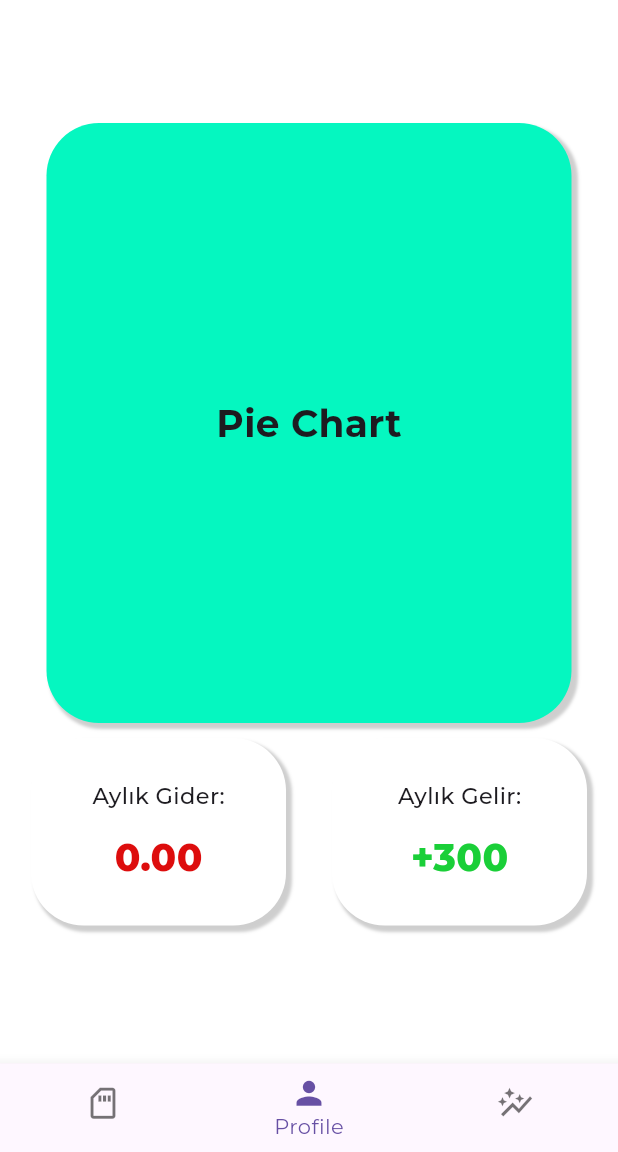
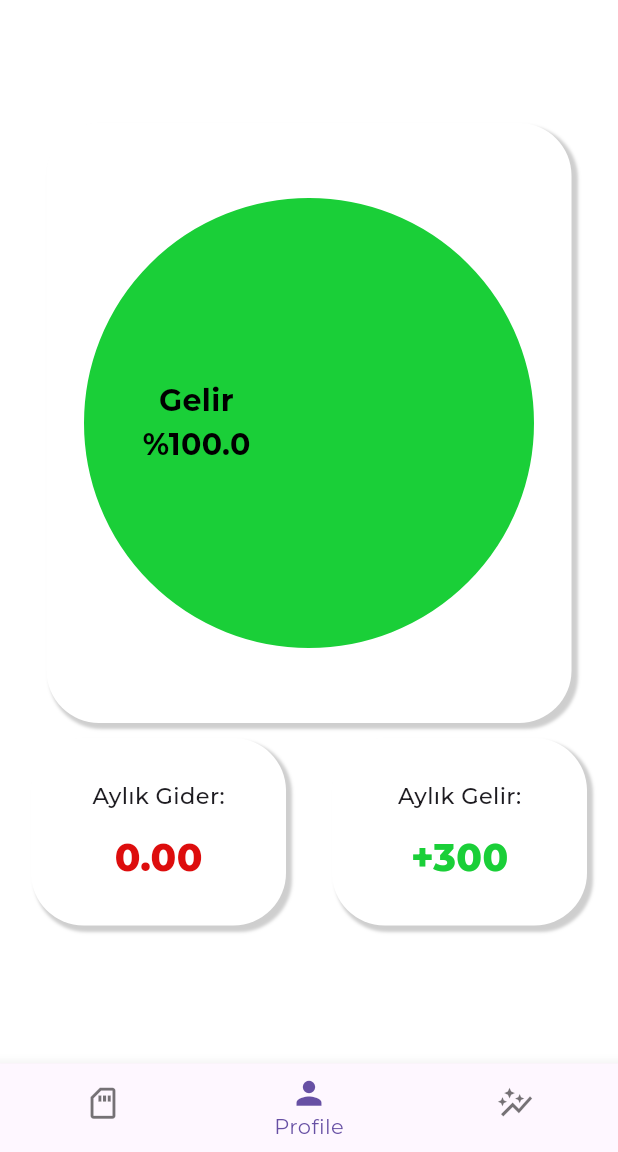
Before and after one commit to anilahmet4/flutter_application_1, a Flutter app: the screen it shows after launch, on a phone screen of 412 x 824 dp, the part 84-1236 px from its top. Run offline on Flutter 3.47's test engine with Material 3 defaults, Android fonts, the phone set to English and light mode, and no system bars; drawn by our look-alikes of fl_chart; our stand-ins replace date_format, flutter_slidable, google_fonts, hive, hive_flutter, image_picker; missing offline and left inert: google_mlkit_text_recognition; accounts and stored records are empty; project files that could hold a hidden picture were left out.

Commit message:
Pie chart eklendi ve ayarlamalar yapıldı. "Aylık Gelir" butonuna pop-up ile girdi girme eklendi.

```diff
--- a/lib/main.dart
+++ b/lib/main.dart
@@ -1,6 +1,6 @@
 import 'package:flutter/material.dart';
 import 'package:flutter_application_1/data/database.dart';
-import 'package:flutter_application_1/utilities/general_page.dart';
+import 'package:flutter_application_1/pages/general_page.dart';
 import 'package:google_fonts/google_fonts.dart';
 
 void main() async {
--- a/lib/pages/home_page.dart
+++ b/lib/pages/home_page.dart
@@ -1,7 +1,8 @@
 import 'package:flutter/material.dart';
 import 'package:flutter_application_1/data/database.dart';
-import 'package:flutter_application_1/utilities/Chart.dart';
-import 'package:google_fonts/google_fonts.dart';
+import 'package:flutter_application_1/utilities/chartcon.dart';
+import 'package:fl_chart/fl_chart.dart';
+import 'package:flutter_application_1/utilities/userinputpopup.dart';
 
 class HomePage extends StatefulWidget {
   const HomePage({super.key});
@@ -13,6 +14,44 @@ class HomePage extends StatefulWidget {
 class _HomePageState extends State<HomePage> {
 
   List<dynamic> homeReceiptsList = [];
+
+  List<Color> sectionColors = [
+    const Color.fromARGB(255, 26, 207, 56),
+    const Color.fromARGB(255, 221, 13, 13),
+  ];
+
+  List<double> valueList = [
+    300,
+    100,
+  ];
+
+  List<dynamic> percentList = [
+    100,
+    100,
+  ];
+
+  List<String> titleList = [
+    "Gelir",
+    "Gider",
+  ];
+
+  List<PieChartSectionData> piechartSection() {           //pie chart sections
+    return List.generate(
+      2,
+      (i) {
+        return PieChartSectionData(
+          color: sectionColors[i],
+          value: valueList[i],
+          title: "${titleList[i]}\n%${percentList[i]}",                //??value direkt titleList içine alınabilir.
+          radius: 150.0,
+          titleStyle: const TextStyle(
+            fontSize: 20,
+            fontWeight: FontWeight.bold,
+            color: Colors.black),
+        );
+      }
+    );
+  }
 
   @override
   void initState() {
@@ -35,24 +74,45 @@ class _HomePageState extends State<HomePage> {
     });
   }
 
+  void showCustomDialog(BuildContext context) {
+  // Controller to manage the text input
+
+    showDialog(
+      context: context,
+      builder: (BuildContext context) {
+        return UserInputPopUp();
+      },
+    );
+  }
+
   @override
   Widget build(BuildContext context) {
 
-    double totalAmount = calculateTotal(); // Calculate total sum of receiptsList[1]
+    double totalAmount = calculateTotal(); // Calculate total sum of receiptsList
+
+    valueList[0] = 300;                   //gelir toplam
+    valueList[1] = totalAmount;           //giderler toplam
+
+    double percentList1 = (valueList[0] / (valueList[0] + valueList[1])) * 100;
+    percentList[0] = percentList1.round().toDouble();
+    double percentList2 = (valueList[1] / (valueList[0] + valueList[1])) * 100;
+    percentList[1] = percentList2.round().toDouble();
 
     return  Scaffold(
       body: Container(
         color: const Color.fromARGB(255, 255, 255, 255),
         child: Column(
           mainAxisAlignment: MainAxisAlignment.center,
+
           children: [
-            Center(
+            Center(                                           //pie chart container
               child: Container(
                 height: 400,
                 width: 350,
+
                 decoration: BoxDecoration(
                   borderRadius: BorderRadius.circular(35.0),
-                  color: const Color.fromARGB(255, 5, 247, 192),
+                  color: Colors.white,
                   boxShadow: [
                     BoxShadow(
                       color: Colors.grey.withOpacity(0.5),
@@ -63,27 +123,26 @@ class _HomePageState extends State<HomePage> {
                   ],
                 ),
 
-                child: Center(
-                  child: Text("Pie Chart",
-                    style: GoogleFonts.montserrat(
-                      fontSize: 25,
-                      fontStyle: FontStyle.normal,
-                      fontWeight: FontWeight.w700,
-                    ),
+                child: PieChart(                              //Pie Chart
+                  PieChartData(
+                    sections: piechartSection(),
+                    sectionsSpace: 4,
+                    centerSpaceRadius: 0,
                   ),
                 ),
               ),
             ),
+
               Row(
                 mainAxisAlignment: MainAxisAlignment.spaceEvenly,
                 children: [
                   ChartCon(varaibleName: totalAmount.toStringAsFixed(2), topic: "Aylık Gider:",rgbA: 221, rgbB: 13 , rgbC: 13),
-                  const ChartCon(varaibleName: "+300", topic: "Aylık Gelir:",rgbA: 26, rgbB: 207 , rgbC: 56),
+                  ChartCon(varaibleName: "+300", topic: "Aylık Gelir:",rgbA: 26, rgbB: 207 , rgbC: 56, onTap: () => showCustomDialog(context),),
                 ],
               ),
-          ],
+            ],
         ),
       )
-      );
-    }
+    );
+  }
 }
--- a/lib/pages/profile_page.dart
+++ b/lib/pages/profile_page.dart
@@ -1,7 +1,7 @@
 import 'package:flutter/material.dart';
 import 'package:flutter_application_1/utilities/profile_input_container.dart';
 
-import '../utilities/Chart.dart';
+import '../utilities/chartcon.dart';
 
 class ProfilePage extends StatefulWidget {
   const ProfilePage({super.key});
--- a/lib/utilities/Chart.dart
+++ /dev/null
@@ -1,67 +0,0 @@
-import 'package:flutter/material.dart';
-import 'package:google_fonts/google_fonts.dart';
-
-class ChartCon extends StatelessWidget {
-  final String varaibleName;
-  final String topic;
-  final int rgbA;
-  final int rgbB;
-  final int rgbC;
-  @override
-
-const ChartCon({
-  super.key,
-  required this.varaibleName,
-  required this.topic,
-  required this.rgbA,
-  required this.rgbB,
-  required this.rgbC,
-});
-
-  @override
-  Widget build(BuildContext context) {
-    return Padding(
-      padding: const EdgeInsets.all(10.0),
-      child: Container(
-        width: 170,
-        height: 125,
-        padding: const EdgeInsets.all(15.0),
-        decoration: BoxDecoration(
-          borderRadius: BorderRadius.circular(35.0),
-          color: const Color.fromARGB(255, 255, 255, 255),
-          boxShadow: [
-            BoxShadow(
-              color: Colors.grey.withOpacity(0.5),
-              offset: const Offset(3, 3),
-              spreadRadius: 1,
-              blurRadius: 1,
-            ),
-          ],
-        ),
-
-        child: Center(
-          child: Column(
-            mainAxisAlignment: MainAxisAlignment.spaceEvenly,
-            children: [
-              Text(topic,
-                style: GoogleFonts.montserrat(
-                  fontSize: 15,
-                  fontStyle: FontStyle.normal,
-                  fontWeight: FontWeight.w500,
-                ),
-              ),
-              Text(varaibleName,
-                style: GoogleFonts.montserrat(
-                  fontSize: 25,
-                  color: Color.fromARGB(255, rgbA, rgbB, rgbC),
-                  fontStyle: FontStyle.normal,
-                  fontWeight: FontWeight.w800,
-                ),
-              ),
-            ],
-          ),
-        ),
-      ),
-    );
-  }
-}
--- /dev/null
+++ b/lib/utilities/chartcon.dart
@@ -0,0 +1,72 @@
+import 'package:flutter/material.dart';
+import 'package:google_fonts/google_fonts.dart';
+
+class ChartCon extends StatelessWidget {
+  final String varaibleName;
+  final String topic;
+  final int rgbA;
+  final int rgbB;
+  final int rgbC;
+  final VoidCallback? onTap;
+  @override
+
+const ChartCon({
+  super.key,
+  required this.varaibleName,
+  required this.topic,
+  required this.rgbA,
+  required this.rgbB,
+  required this.rgbC,
+  this.onTap,
+});
+
+  @override
+  Widget build(BuildContext context) {
+    return Padding(
+      padding: const EdgeInsets.all(10.0),
+      child: InkWell(
+        onTap: onTap,
+        child: Container(
+          width: 170,
+          height: 125,
+          padding: const EdgeInsets.all(15.0),
+          decoration: BoxDecoration(
+            borderRadius: BorderRadius.circular(35.0),
+            color: const Color.fromARGB(255, 255, 255, 255),
+            boxShadow: [
+              BoxShadow(
+                color: Colors.grey.withOpacity(0.5),
+                offset: const Offset(3, 3),
+                spreadRadius: 1,
+                blurRadius: 1,
+              ),
+            ],
+          ),
+
+          child: Center(
+            child: Column(
+              mainAxisAlignment: MainAxisAlignment.spaceEvenly,
+              children: [
+                Text(topic,
+                  style: GoogleFonts.montserrat(
+                    fontSize: 15,
+                    fontStyle: FontStyle.normal,
+                    fontWeight: FontWeight.w500,
+                  ),
+                ),
+                Text(varaibleName,
+                  style: GoogleFonts.montserrat(
+                    fontSize: 25,
+                    color: Color.fromARGB(255, rgbA, rgbB, rgbC),
+                    fontStyle: FontStyle.normal,
+                    fontWeight: FontWeight.w800,
+                  ),
+                ),
+              ],
+            ),
+          ),
+        ),
+      ),
+    );
+  }
+}
--- a/pubspec.yaml
+++ b/pubspec.yaml
@@ -35,6 +35,7 @@ dependencies:
   flutter_slidable: ^3.1.0
   uuid: ^3.0.5
   date_format: ^2.0.7
+  fl_chart: ^0.67.0
 
   # The following adds the Cupertino Icons font to your application.
   # Use with the CupertinoIcons class for iOS style icons.
```
Also changed, not shown: lib/utilities/userinputpopup.dart (added, +63 -0 lines), lib/pages/general_page.dart (renamed from lib/utilities/general_page.dart), pubspec.lock.
